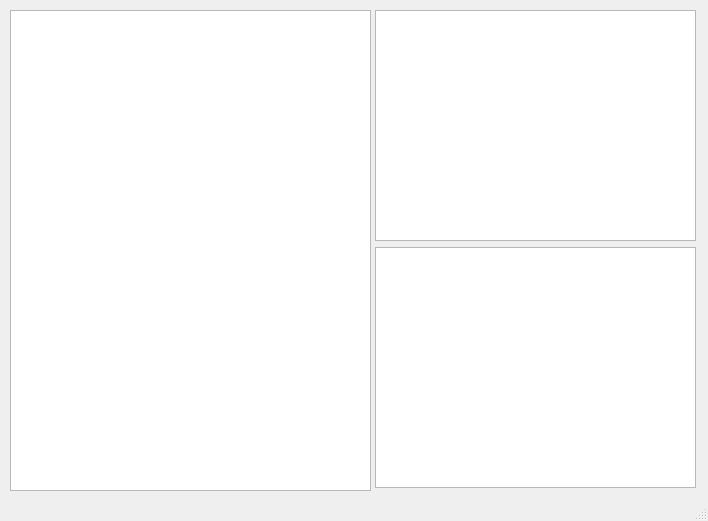
zwimer/Pi-File-Client, file Pi-File-Client/mainwindow.ui: the form before one commit.
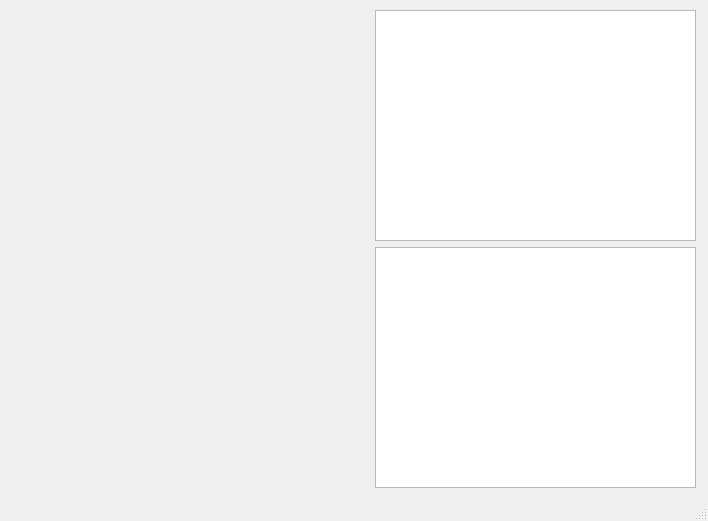
The form after the commit.

```diff
--- a/Pi-File-Client/mainwindow.ui
+++ b/Pi-File-Client/mainwindow.ui
@@ -14,16 +14,6 @@
    <string>MainWindow</string>
   </property>
   <widget class="QWidget" name="centralWidget">
-   <widget class="QPlainTextEdit" name="plainTextEdit">
-    <property name="geometry">
-     <rect>
-      <x>10</x>
-      <y>10</y>
-      <width>361</width>
-      <height>481</height>
-     </rect>
-    </property>
-   </widget>
    <widget class="QListWidget" name="listWidget">
     <property name="geometry">
      <rect>
```
